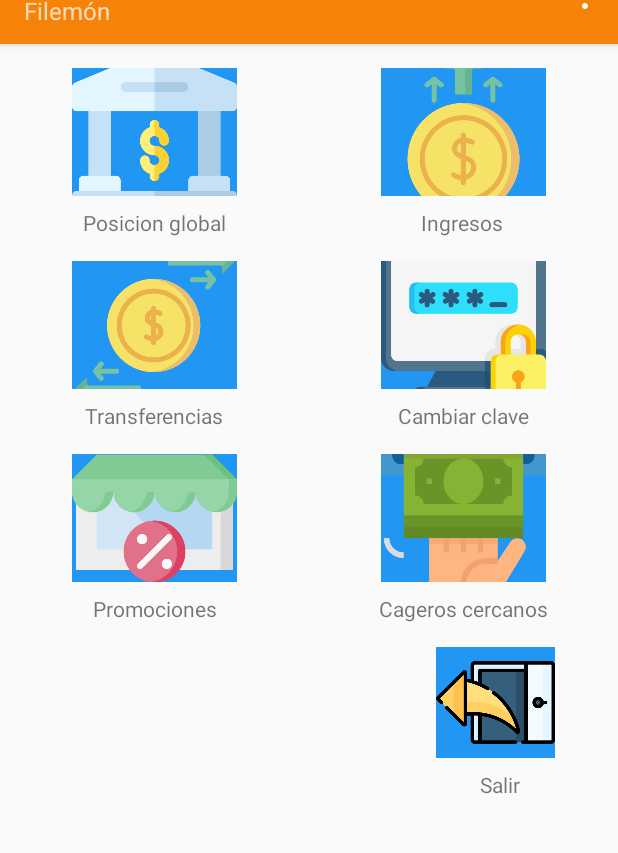
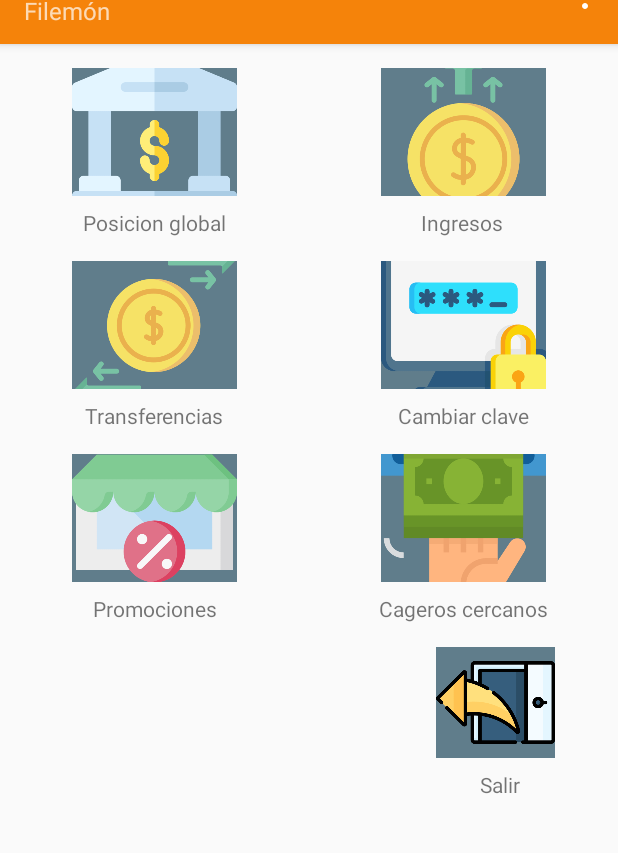
Before and after one commit to Crespuig/BancoAplicacion, an Android app: the screen it shows after launch (PrincipalActivity), after a tap on "Acceder", on a phone screen of 412 x 824 dp, the part 45-898 px from its top. Run offline under Robolectric (Android 15) with nearby library versions, the phone set to English and light mode, and no system bars.

Commit message:
Cambio de color de los botones por defecto

```diff
--- a/app/src/main/java/hecrpu/simarro/bancoaplicacion/PrincipalActivity.java
+++ b/app/src/main/java/hecrpu/simarro/bancoaplicacion/PrincipalActivity.java
@@ -74,27 +74,27 @@ public class PrincipalActivity extends AppCompatActivity {
 
         SharedPreferences getPrefs = PreferenceManager.getDefaultSharedPreferences(this);
         ImageButton btnGlobal = (ImageButton) findViewById(R.id.btnPosGlobal);
-        btnGlobal.setBackgroundColor(Color.parseColor(getPrefs.getString("color", "#2196F3")));
+        btnGlobal.setBackgroundColor(Color.parseColor(getPrefs.getString("color", "#607D8B")));
         TextView textPosGlobal = (TextView) findViewById(R.id.textPosGlobal);
         textPosGlobal.setTypeface(textPosGlobal.getTypeface(), Typeface.NORMAL);
 
         ImageButton btnIngresos = (ImageButton) findViewById(R.id.btnIngresos);
-        btnIngresos.setBackgroundColor(Color.parseColor(getPrefs.getString("color", "#2196F3")));
+        btnIngresos.setBackgroundColor(Color.parseColor(getPrefs.getString("color", "#607D8B")));
 
         ImageButton btnTransf = (ImageButton) findViewById(R.id.btnTranfer);
-        btnTransf.setBackgroundColor(Color.parseColor(getPrefs.getString("color", "#2196F3")));
+        btnTransf.setBackgroundColor(Color.parseColor(getPrefs.getString("color", "#607D8B")));
 
         ImageButton btnCamb = (ImageButton) findViewById(R.id.btnPassword);
-        btnCamb.setBackgroundColor(Color.parseColor(getPrefs.getString("color", "#2196F3")));
+        btnCamb.setBackgroundColor(Color.parseColor(getPrefs.getString("color", "#607D8B")));
 
         ImageButton btnProm = (ImageButton) findViewById(R.id.btnProm);
-        btnProm.setBackgroundColor(Color.parseColor(getPrefs.getString("color", "#2196F3")));
+        btnProm.setBackgroundColor(Color.parseColor(getPrefs.getString("color", "#607D8B")));
 
         ImageButton btnCaj = (ImageButton) findViewById(R.id.btnCajero);
-        btnCaj.setBackgroundColor(Color.parseColor(getPrefs.getString("color", "#2196F3")));
+        btnCaj.setBackgroundColor(Color.parseColor(getPrefs.getString("color", "#607D8B")));
 
         ImageButton btnSalir = (ImageButton) findViewById(R.id.btnSalir);
-        btnSalir.setBackgroundColor(Color.parseColor(getPrefs.getString("color", "#2196F3")));
+        btnSalir.setBackgroundColor(Color.parseColor(getPrefs.getString("color", "#607D8B")));
 
         /*if(prefs.getBoolean("musica", false)){
             mediaPlayer.start();
```
